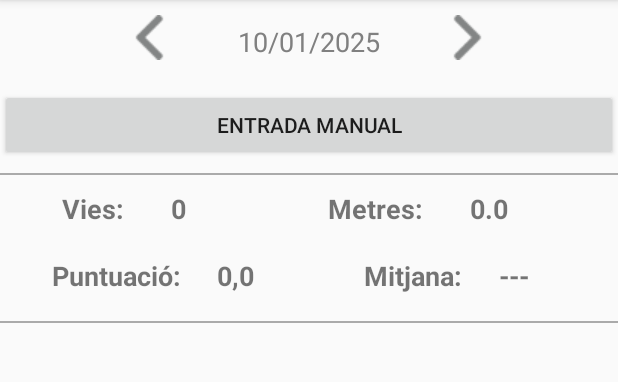
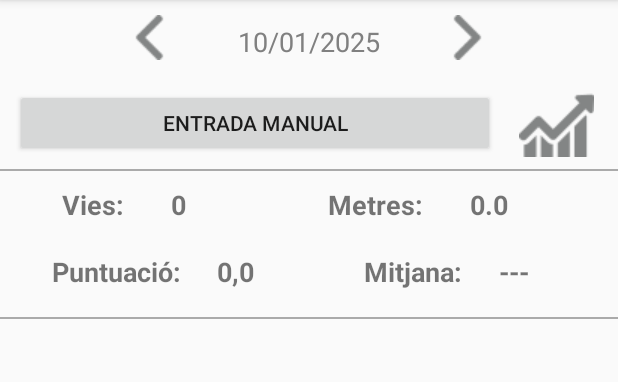
Before and after one commit to xmorera-joviat/ClimbingTrainingApp, an Android app: the screen it shows after launch (MainActivity), on a phone screen of 412 x 824 dp, the part 84-466 px from its top. Run offline under Robolectric (Android 15) with nearby library versions, the phone set to English and light mode, and no system bars; 21 statements that could not run were skipped.

Commit message:
versió 0.4.4 * boto gràfics
---

* botó per obrir nova sessió
* Expotar/Importar

* idiomes
* configuració per diferents rocòdroms
* documentació i optimitzacions
* possibilitat de gravar vídeos

```diff
--- a/app/src/main/java/com/xmorera/climbingtrainingapp/MainActivity.java
+++ b/app/src/main/java/com/xmorera/climbingtrainingapp/MainActivity.java
@@ -52,6 +52,7 @@ public class MainActivity extends AppCompatActivity  {
     Button btnEntradaManual;
     Button diaAnterior, diaPosterior;
     Button btnAvui;
+    Button btnResultats;
     Calendar calendar = Calendar.getInstance();
     SimpleDateFormat dateFormat = new SimpleDateFormat("dd/MM/yyyy");
     Button btnIV, btnV, btnVPlus;
@@ -141,6 +142,14 @@ public class MainActivity extends AppCompatActivity  {
             public void onClick(View view) {
                 dateTextView.setText(avui);
                 loadDayData();
+            }
+        });
+
+        btnResultats = findViewById(R.id.btnResultats);
+        btnResultats.setOnClickListener(new View.OnClickListener() {
+            @Override
+            public void onClick(View view) {
+                startActivity(new Intent(MainActivity.this, Resultats.class));
             }
         });
 
@@ -302,10 +311,10 @@ public class MainActivity extends AppCompatActivity  {
             startActivity(new Intent(this, Preferencies.class));
             return true;
         }
-        if (id == R.id.menu_resultats) {
+        /*if (id == R.id.menu_resultats) {
             startActivity(new Intent(this, Resultats.class));
             return true;
-        }
+        }*/
         return super.onOptionsItemSelected(item);
     }
 
--- a/app/src/main/res/layout/activity_main.xml
+++ b/app/src/main/res/layout/activity_main.xml
@@ -92,8 +92,20 @@
                 android:layout_width="match_parent"
                 android:layout_height="match_parent"
                 android:layout_gravity="center_horizontal"
+                android:layout_marginStart="10dp"
+                android:layout_weight="1"
                 android:text="Entrada manual"
-                android:layout_weight="1"/>
+                tools:ignore="TouchTargetSizeCheck" />
+
+            <Button
+                android:id="@+id/btnResultats"
+                android:layout_width="match_parent"
+                android:layout_height="45dp"
+                android:layout_weight="4"
+                android:background="@null"
+                android:drawableTop="@drawable/line_chart50"
+                tools:ignore="SpeakableTextPresentCheck,TouchTargetSizeCheck" />
+
 
         </LinearLayout>
 
--- a/app/src/main/res/menu/menu_main.xml
+++ b/app/src/main/res/menu/menu_main.xml
@@ -6,12 +6,6 @@
         android:title="Preferències"
         android:orderInCategory="100"
         app:showAsAction="never"/>
-    <item
-        android:id="@+id/menu_resultats"
-        android:title="Resultats"
-        android:orderInCategory="200"
-        app:showAsAction="never"/>
-
 
 
 </menu>
```
